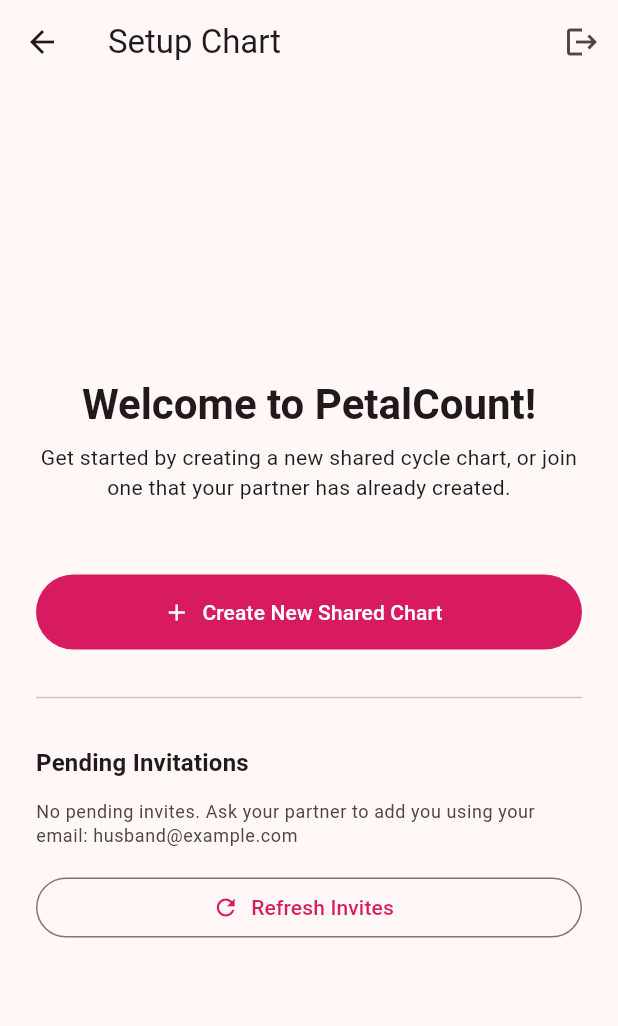
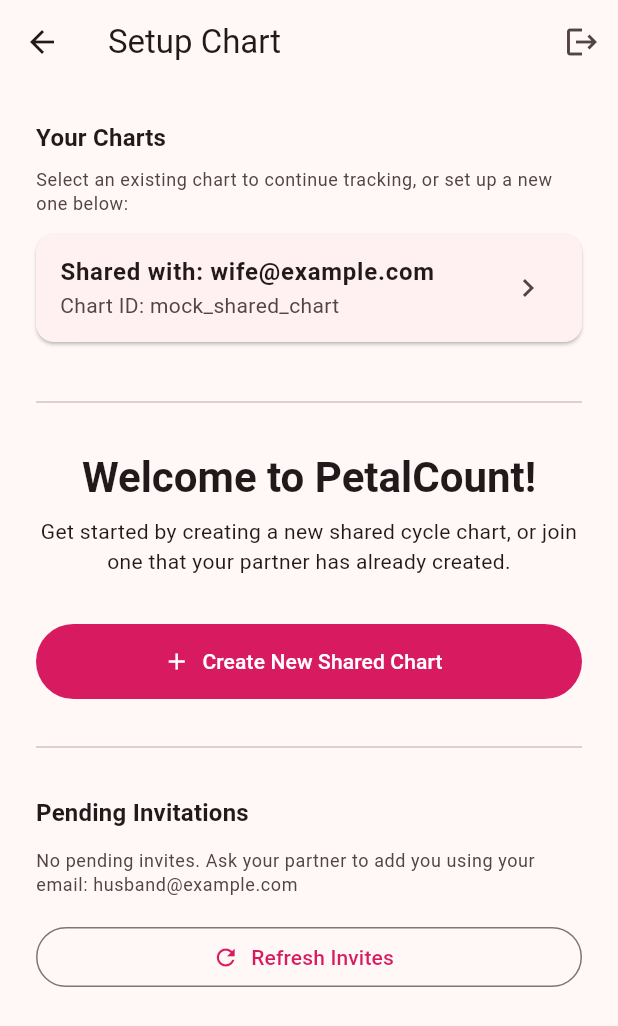
Before and after one commit to mweastwood/PetalCount, a Flutter app: the SetupChartScreen screen opened directly, on a phone screen of 412 x 824 dp. Shown: the top 1026 px of the screen. Run offline on Flutter 3.47's test engine with Material 3 defaults, Android fonts, the phone set to English and light mode, and no system bars; drawn by our look-alikes of dynamic_color; our stand-ins replace cloud_firestore, firebase_auth, firebase_core, google_sign_in, pdf, share_plus; missing offline and left inert: dart:html; accounts and stored records are empty.

Commit message:
fix: display existing active charts in SetupChartScreen onboarding flow

```diff
--- a/app/lib/main.dart
+++ b/app/lib/main.dart
@@ -274,6 +274,8 @@
   @override
   Widget build(BuildContext context) {
     final theme = Theme.of(context);
+    final currentUserEmail = Services.db.currentUser?.email ?? '';
+
     return Scaffold(
       appBar: AppBar(
         title: const Text('Setup Chart'),
@@ -284,12 +286,70 @@
           ),
         ],
       ),
-      body: Padding(
+      body: StreamBuilder<List<Map<String, dynamic>>>(
+        stream: Services.db.streamAvailableCharts(),
+        builder: (context, snapshot) {
+          if (snapshot.connectionState == ConnectionState.waiting) {
+            return const Center(child: CircularProgressIndicator());
+          }
+
+          final charts = snapshot.data ?? [];
+
+          return SingleChildScrollView(
             padding: const EdgeInsets.all(24.0),
             child: Column(
               crossAxisAlignment: CrossAxisAlignment.stretch,
-          mainAxisAlignment: MainAxisAlignment.center,
-          children: [
+              children: [
+                if (charts.isNotEmpty) ...[
+                  Text(
+                    'Your Charts',
+                    style: theme.textTheme.titleMedium?.copyWith(
+                      fontWeight: FontWeight.bold,
+                    ),
+                  ),
+                  const SizedBox(height: 8),
+                  Text(
+                    'Select an existing chart to continue tracking, or set up a new one below:',
+                    style: theme.textTheme.bodySmall?.copyWith(
+                      color: theme.colorScheme.onSurfaceVariant,
+                    ),
+                  ),
+                  const SizedBox(height: 12),
+                  ListView.builder(
+                    shrinkWrap: true,
+                    physics: const NeverScrollableScrollPhysics(),
+                    itemCount: charts.length,
+                    itemBuilder: (context, index) {
+                      final chart = charts[index];
+                      final chartId = chart['id'] as String;
+
+                      final emails = List<String>.from(chart['emails'] ?? []);
+                      final partners = emails
+                          .where((e) => e != currentUserEmail)
+                          .toList();
+                      final titleText = partners.isEmpty
+                          ? 'My Solo Chart'
+                          : 'Shared with: ${partners.join(", ")}';
+
+                      return Card(
+                        margin: const EdgeInsets.only(bottom: 8.0),
+                        child: ListTile(
+                          title: Text(
+                            titleText,
+                            style: const TextStyle(fontWeight: FontWeight.bold),
+                          ),
+                          subtitle: Text('Chart ID: $chartId'),
+                          trailing: const Icon(Icons.chevron_right),
+                          onTap: () => Services.db.setActiveChart(chartId),
+                        ),
+                      );
+                    },
+                  ),
+                  const SizedBox(height: 24),
+                  const Divider(),
+                  const SizedBox(height: 24),
+                ],
+
                 Text(
                   'Welcome to PetalCount!',
                   style: theme.textTheme.headlineMedium?.copyWith(
@@ -303,7 +363,7 @@
                   style: theme.textTheme.bodyMedium,
                   textAlign: TextAlign.center,
                 ),
-            const SizedBox(height: 48),
+                const SizedBox(height: 32),
                 if (_isLoading)
                   const Center(child: CircularProgressIndicator())
                 else ...[
@@ -342,7 +402,9 @@
                         return Card(
                           child: ListTile(
                             title: Text('Invite from ${invite['senderEmail']}'),
-                        subtitle: const Text('To link to their cycle chart'),
+                            subtitle: const Text(
+                              'To link to their cycle chart',
+                            ),
                             trailing: ElevatedButton(
                               onPressed: () => _acceptInvite(invite['chartId']),
                               child: const Text('Accept & Link'),
@@ -360,6 +422,8 @@
                 ],
               ],
             ),
+          );
+        },
       ),
     );
   }
```
Lines whose indentation alone changed are shown as unchanged.
